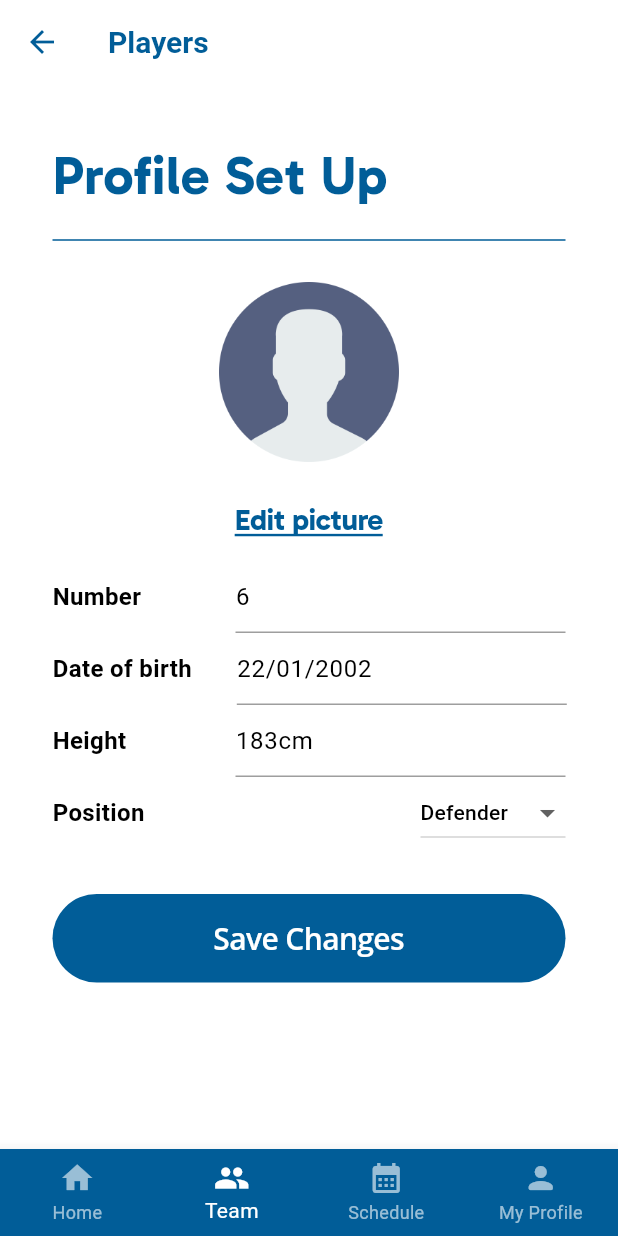
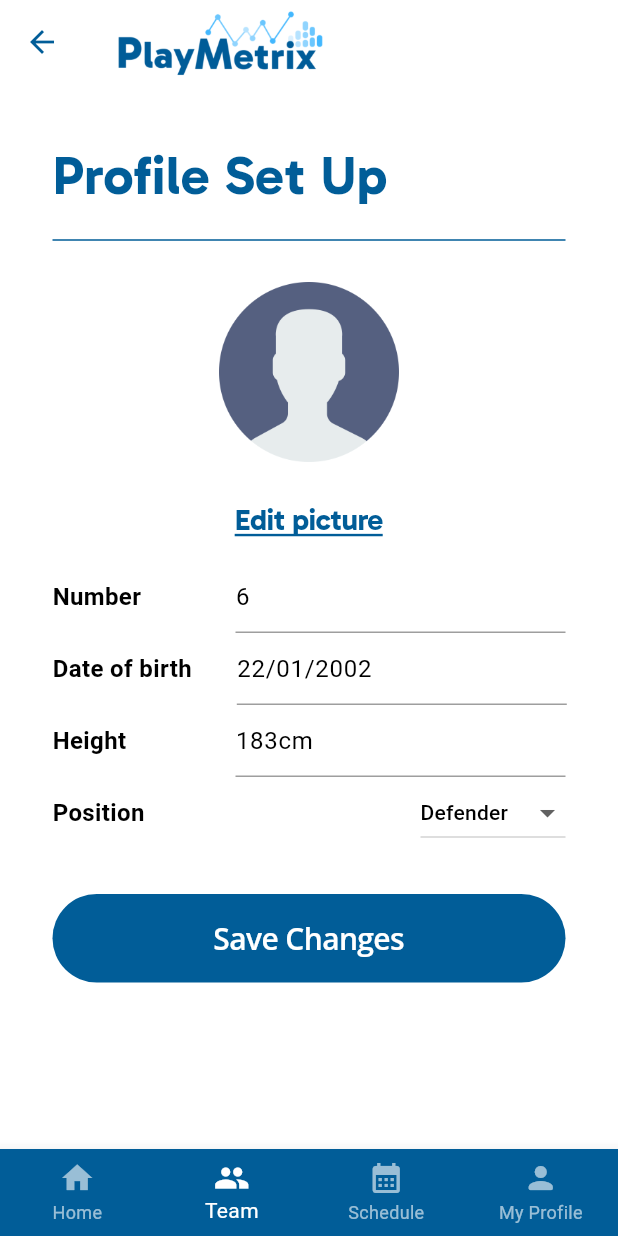
Before and after one commit to nfield0/PlayMetrix, a Flutter app: the PlayerProfileSetUpScreen screen opened directly, on a phone screen of 412 x 824 dp. Run offline on Flutter 3.47's test engine with Material 3 defaults, Android fonts, the phone set to English and light mode, and no system bars; our stand-ins replace syncfusion_flutter_calendar.

Commit message:
:lipstick: Change title of player profile set up appbar

```diff
--- a/Frontend/lib/screens/player/player_profile_set_up_screen.dart
+++ b/Frontend/lib/screens/player/player_profile_set_up_screen.dart
@@ -20,7 +20,11 @@ class _PlayerProfileSetUpScreenState extends State<PlayerProfileSetUpScreen> {
   Widget build(BuildContext context) {
     return Scaffold(
         appBar: AppBar(
-          title: appBarTitlePreviousPage("Players"),
+          title: Image.asset(
+            'lib/assets/logo.png',
+            width: 150,
+            fit: BoxFit.contain,
+          ),
           iconTheme: const IconThemeData(
             color: AppColours.darkBlue, //change your color here
           ),
```
